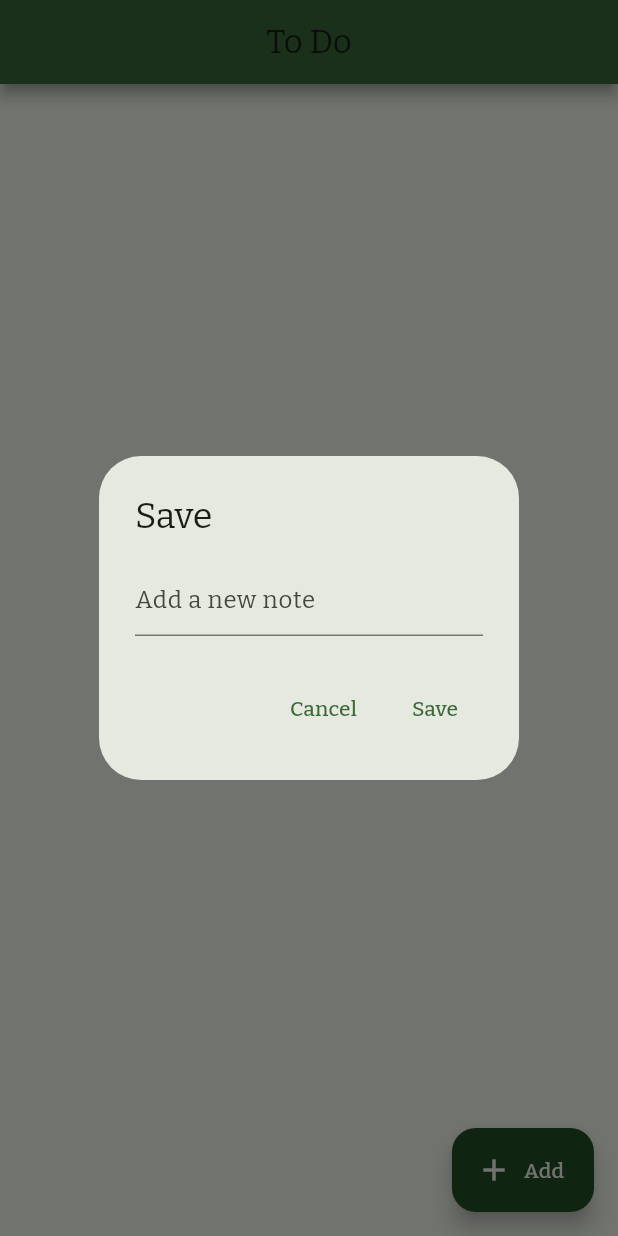
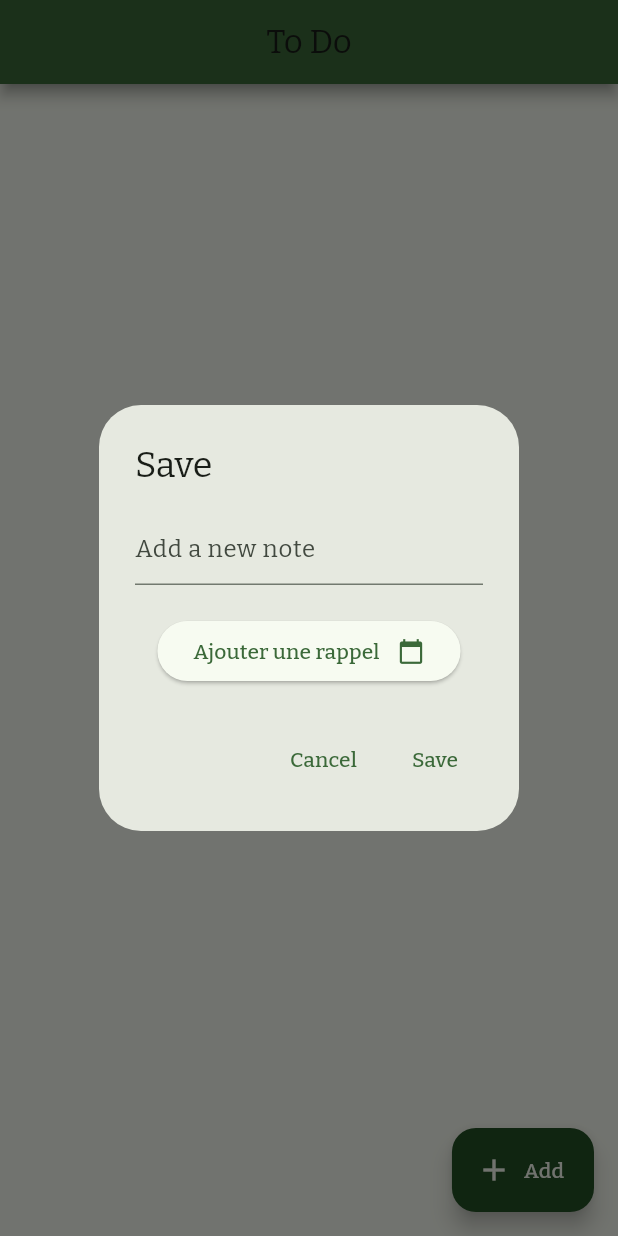
Before and after one commit to AlexForget/to_do_app, a Flutter app: the screen it shows after launch, after a tap on "Add", on a phone screen of 412 x 824 dp. Run offline on Flutter 3.47's test engine with Material 3 defaults, Android fonts, the phone set to English and light mode, and no system bars; our stand-ins replace bloc, flutter_bloc, google_fonts, hive, hive_flutter; missing offline and left inert: omni_datetime_picker; accounts and stored records are empty; generated files the repository leaves out were written again.

Commit message:
Add date and time picker in register new note UI

```diff
--- a/lib/src/features/notes/presentation/widget/alert_dialog_add_note.dart
+++ b/lib/src/features/notes/presentation/widget/alert_dialog_add_note.dart
@@ -1,8 +1,11 @@
 import 'package:flutter/material.dart';
 import 'package:flutter_bloc/flutter_bloc.dart';
 import 'package:flutter_gen/gen_l10n/app_localizations.dart';
+import 'package:omni_datetime_picker/omni_datetime_picker.dart';
 import 'package:to_do_app/src/features/notes/bloc/note_list_bloc.dart';
 import 'package:to_do_app/src/features/notes/models/note_model.dart';
+import 'package:to_do_app/src/helpers/app_sizes.dart';
+import 'package:to_do_app/src/localisation/string_hardcoded.dart';
 
 class AlertDialogAddNote extends StatelessWidget {
   const AlertDialogAddNote({
@@ -16,13 +19,50 @@ class AlertDialogAddNote extends StatelessWidget {
   Widget build(BuildContext context) {
     return AlertDialog(
       title: Text(AppLocalizations.of(context)!.record),
-      content: TextField(
-        textCapitalization: TextCapitalization.sentences,
-        controller: descriptionController,
-        decoration:
-            InputDecoration(hintText: AppLocalizations.of(context)!.addNewNote),
-        minLines: 1,
-        maxLines: 5,
+      content: Column(
+        mainAxisSize: MainAxisSize.min,
+        children: [
+          TextField(
+            textCapitalization: TextCapitalization.sentences,
+            controller: descriptionController,
+            decoration: InputDecoration(
+                hintText: AppLocalizations.of(context)!.addNewNote),
+            minLines: 1,
+            maxLines: 5,
+          ),
+          Padding(
+            padding: const EdgeInsets.only(top: Sizes.p20),
+            child: Row(
+              mainAxisAlignment: MainAxisAlignment.center,
+              children: [
+                ElevatedButton(
+                  style: TextButton.styleFrom(
+                    backgroundColor: Theme.of(context).colorScheme.background,
+                  ),
+                  onPressed: () async {
+                    DateTime? notificationTime =
+                        await showOmniDateTimePicker(context: context);
+                  },
+                  child: Row(
+                    children: [
+                      Padding(
+                        padding: const EdgeInsets.only(right: Sizes.p12),
+                        child: Text("Ajouter une rappel".hardcoded,
+                            style: TextStyle(
+                              color: Theme.of(context).colorScheme.primary,
+                            )),
+                      ),
+                      Icon(
+                        Icons.calendar_today,
+                        color: Theme.of(context).colorScheme.primary,
+                      ),
+                    ],
+                  ),
+                ),
+              ],
+            ),
+          ),
+        ],
       ),
       actions: <Widget>[
         TextButton(
--- a/pubspec.yaml
+++ b/pubspec.yaml
@@ -45,6 +45,7 @@ dependencies:
   flutter_bloc: ^8.1.3
   bloc: ^8.1.2
   flutter_local_notifications: ^16.3.0
+  omni_datetime_picker: ^1.0.9
 
 dev_dependencies:
   flutter_test:
```
Also changed, not shown: pubspec.lock.
